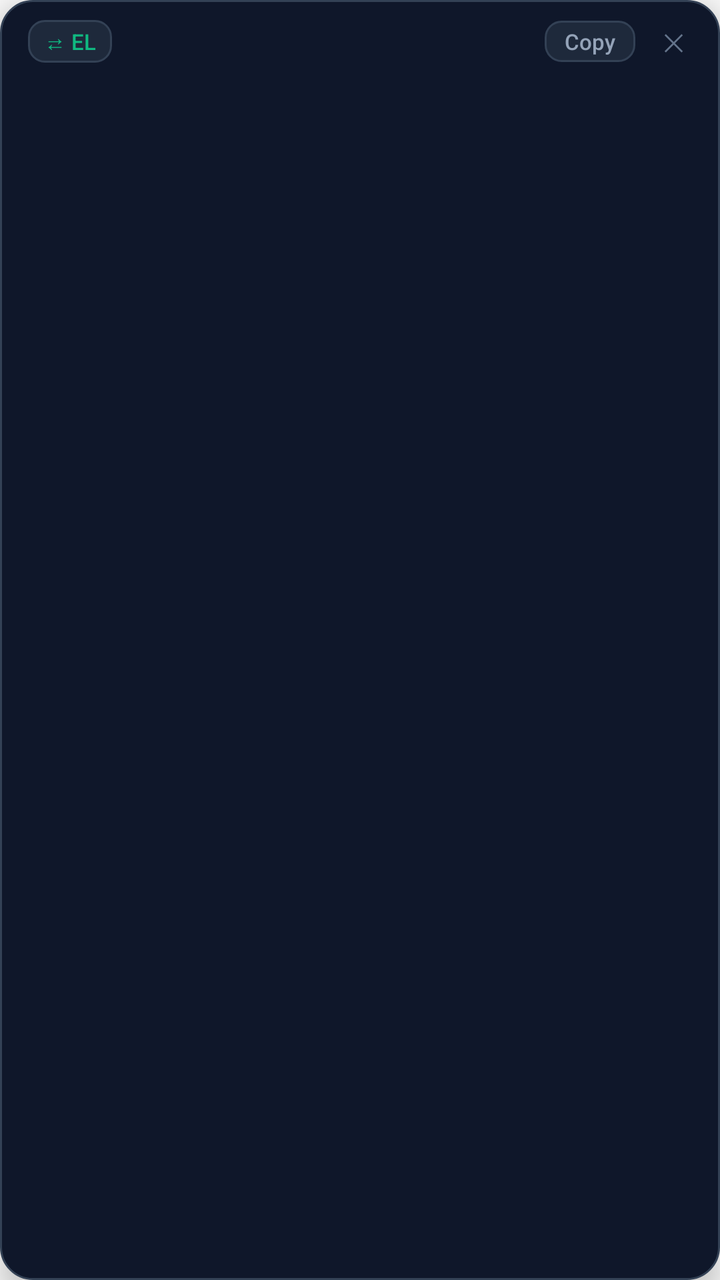
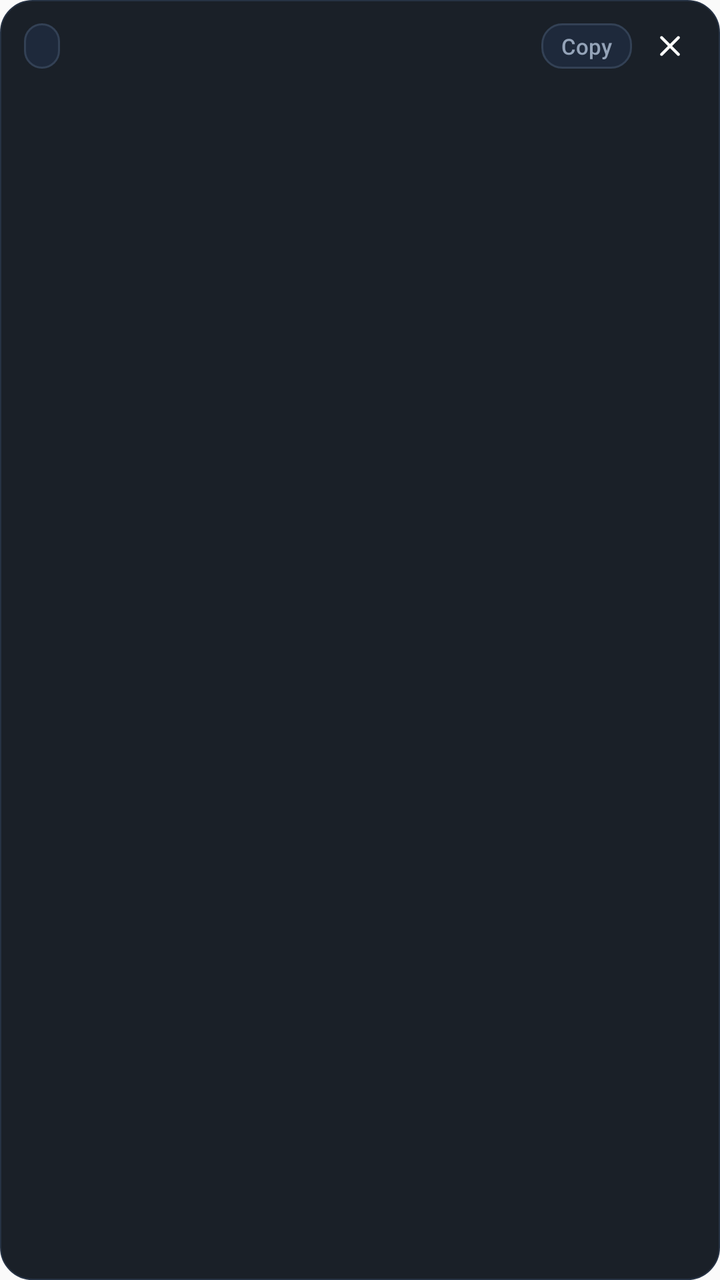

The first picture is an Android layout as it rendered before a commit; the second is the same layout after the commit. The layout source and the unified diff follow.
<!-- AndroidManifest.xml: application theme Theme.Translator -->
<!-- res/layout/single_message_pill_overlay.xml -->
<?xml version="1.0" encoding="utf-8"?>
<LinearLayout xmlns:android="http://schemas.android.com/apk/res/android"
    android:id="@+id/pill_root"
    android:layout_width="wrap_content"
    android:layout_height="wrap_content"
    android:background="@drawable/bg_draft_bubble"
    android:orientation="vertical"
    android:paddingStart="14dp"
    android:paddingEnd="12dp"
    android:paddingTop="10dp"
    android:paddingBottom="10dp"
    android:elevation="8dp">

    
    <LinearLayout
        android:layout_width="match_parent"
        android:layout_height="wrap_content"
        android:orientation="horizontal"
        android:gravity="center_vertical">

        <TextView
            android:id="@+id/pill_badge"
            android:layout_width="wrap_content"
            android:layout_height="wrap_content"
            android:background="@drawable/bg_draft_badge"
            android:contentDescription="@string/draft_switch_lang_desc"
            android:paddingStart="8dp"
            android:paddingEnd="8dp"
            android:paddingTop="3dp"
            android:paddingBottom="3dp"
            android:text="⇄ EL"
            android:textColor="#10B981"
            android:textSize="11sp"
            android:fontFamily="sans-serif-medium" />

        <View
            android:layout_width="0dp"
            android:layout_height="1dp"
            android:layout_weight="1" />

        <TextView
            android:id="@+id/pill_btn_peek"
            android:layout_width="wrap_content"
            android:layout_height="wrap_content"
            android:background="@drawable/bg_draft_badge"
            android:paddingStart="9dp"
            android:paddingEnd="9dp"
            android:paddingTop="3dp"
            android:paddingBottom="3dp"
            android:text="Original"
            android:textColor="#94A3B8"
            android:textSize="11sp"
            android:fontFamily="sans-serif-medium"
            android:layout_marginEnd="6dp"
            android:visibility="gone" />

        <TextView
            android:id="@+id/pill_btn_copy"
            android:layout_width="wrap_content"
            android:layout_height="wrap_content"
            android:background="@drawable/bg_draft_badge"
            android:paddingStart="10dp"
            android:paddingEnd="10dp"
            android:paddingTop="3dp"
            android:paddingBottom="3dp"
            android:text="Copy"
            android:textColor="#94A3B8"
            android:textSize="11sp"
            android:fontFamily="sans-serif-medium"
            android:layout_marginEnd="8dp" />

        <TextView
            android:id="@+id/pill_btn_close"
            android:layout_width="wrap_content"
            android:layout_height="wrap_content"
            android:paddingStart="6dp"
            android:paddingEnd="6dp"
            android:paddingTop="2dp"
            android:paddingBottom="2dp"
            android:text="✕"
            android:textColor="#64748B"
            android:textSize="12sp"
            android:fontFamily="sans-serif-medium" />
    </LinearLayout>

    
    <TextView
        android:id="@+id/pill_translated_text"
        android:layout_width="wrap_content"
        android:layout_height="wrap_content"
        android:layout_marginTop="6dp"
        android:textColor="#F8FAFC"
        android:textSize="14sp"
        android:fontFamily="sans-serif"
        android:lineSpacingExtra="2dp"
        android:maxLines="6"
        android:ellipsize="end" />
</LinearLayout>
<!-- resources referenced by this layout -->
<resources>
  <!-- drawable bg_draft_badge (drawable) -->
  <?xml version="1.0" encoding="utf-8"?>
  <shape xmlns:android="http://schemas.android.com/apk/res/android"
      android:shape="rectangle">
      <solid android:color="#1E293B" />
      <corners android:radius="8dp" />
      <stroke
          android:width="1dp"
          android:color="#334155" />
  </shape>
  <!-- drawable bg_draft_bubble (drawable) -->
  <?xml version="1.0" encoding="utf-8"?>
  <shape xmlns:android="http://schemas.android.com/apk/res/android"
      android:shape="rectangle">
      <solid android:color="#FF0F172A" />
      <corners android:radius="16dp" />
      <stroke
          android:width="1dp"
          android:color="#334155" />
  </shape>
  <string name="draft_switch_lang_desc">Switch translation language</string>
  <style name="Theme.Translator" parent="android:Theme.Material.Light.NoActionBar" />
</resources>

<!-- the commit's change to res/layout/single_message_pill_overlay.xml (unified diff, before → after) -->
@@ -3,15 +3,14 @@
     android:id="@+id/pill_root"
     android:layout_width="wrap_content"
     android:layout_height="wrap_content"
-    android:background="@drawable/bg_draft_bubble"
+    android:background="@drawable/bg_draft_bubble_dark"
     android:orientation="vertical"
-    android:paddingStart="14dp"
-    android:paddingEnd="12dp"
-    android:paddingTop="10dp"
+    android:paddingStart="12dp"
+    android:paddingEnd="10dp"
+    android:paddingTop="8dp"
     android:paddingBottom="10dp"
-    android:elevation="8dp">
+    android:elevation="10dp">
 
-    
     <LinearLayout
         android:layout_width="match_parent"
         android:layout_height="wrap_content"
@@ -22,14 +21,14 @@
             android:id="@+id/pill_badge"
             android:layout_width="wrap_content"
             android:layout_height="wrap_content"
-            android:background="@drawable/bg_draft_badge"
+            android:background="@drawable/bg_draft_badge_dark"
             android:contentDescription="@string/draft_switch_lang_desc"
-            android:paddingStart="8dp"
-            android:paddingEnd="8dp"
-            android:paddingTop="3dp"
-            android:paddingBottom="3dp"
-            android:text="⇄ EL"
-            android:textColor="#10B981"
+            android:paddingStart="9dp"
+            android:paddingEnd="9dp"
+            android:paddingTop="4dp"
+            android:paddingBottom="4dp"
+            android:letterSpacing="0.03"
+            android:textColor="#FF34D399"
             android:textSize="11sp"
             android:fontFamily="sans-serif-medium" />
 
@@ -42,13 +41,13 @@
             android:id="@+id/pill_btn_peek"
             android:layout_width="wrap_content"
             android:layout_height="wrap_content"
-            android:background="@drawable/bg_draft_badge"
+            android:background="@drawable/bg_draft_badge_dark"
             android:paddingStart="9dp"
             android:paddingEnd="9dp"
-            android:paddingTop="3dp"
-            android:paddingBottom="3dp"
-            android:text="Original"
-            android:textColor="#94A3B8"
+            android:paddingTop="4dp"
+            android:paddingBottom="4dp"
+            android:text="@string/pill_action_original"
+            android:textColor="#FF94A3B8"
             android:textSize="11sp"
             android:fontFamily="sans-serif-medium"
             android:layout_marginEnd="6dp"
@@ -58,41 +57,39 @@
             android:id="@+id/pill_btn_copy"
             android:layout_width="wrap_content"
             android:layout_height="wrap_content"
-            android:background="@drawable/bg_draft_badge"
+            android:background="@drawable/bg_draft_badge_dark"
             android:paddingStart="10dp"
             android:paddingEnd="10dp"
-            android:paddingTop="3dp"
-            android:paddingBottom="3dp"
-            android:text="Copy"
-            android:textColor="#94A3B8"
+            android:paddingTop="4dp"
+            android:paddingBottom="4dp"
+            android:text="@string/pill_action_copy"
+            android:textColor="#FF94A3B8"
             android:textSize="11sp"
             android:fontFamily="sans-serif-medium"
-            android:layout_marginEnd="8dp" />
+            android:layout_marginEnd="4dp" />
 
-        <TextView
+        <ImageView
             android:id="@+id/pill_btn_close"
-            android:layout_width="wrap_content"
-            android:layout_height="wrap_content"
-            android:paddingStart="6dp"
-            android:paddingEnd="6dp"
-            android:paddingTop="2dp"
-            android:paddingBottom="2dp"
-            android:text="✕"
-            android:textColor="#64748B"
-            android:textSize="12sp"
-            android:fontFamily="sans-serif-medium" />
+            android:layout_width="30dp"
+            android:layout_height="30dp"
+            android:padding="6dp"
+            android:scaleType="centerInside"
+            android:src="@drawable/ic_close"
+            android:background="@drawable/bg_draft_close_btn_dark"
+            android:contentDescription="@string/pill_close_desc" />
     </LinearLayout>
 
-    
     <TextView
         android:id="@+id/pill_translated_text"
         android:layout_width="wrap_content"
         android:layout_height="wrap_content"
-        android:layout_marginTop="6dp"
-        android:textColor="#F8FAFC"
+        android:layout_marginTop="7dp"
+        android:paddingStart="0dp"
+        android:paddingEnd="2dp"
+        android:textColor="#FFF8FAFC"
         android:textSize="14sp"
         android:fontFamily="sans-serif"
-        android:lineSpacingExtra="2dp"
+        android:lineSpacingMultiplier="1.12"
         android:maxLines="6"
         android:ellipsize="end" />
 </LinearLayout>
<!-- resource entries referenced after the edit -->
@@ -1,26 +1,53 @@
 <!-- resources referenced by this layout -->
 <resources>
-  <!-- drawable bg_draft_badge (drawable) -->
+  <!-- drawable bg_draft_badge_dark (drawable) -->
+  <?xml version="1.0" encoding="utf-8"?>
+  <ripple xmlns:android="http://schemas.android.com/apk/res/android"
+      android:color="#3334D399">
+      <item>
+          <shape android:shape="rectangle">
+              <solid android:color="#FF1E293B" />
+              <corners android:radius="10dp" />
+              <stroke
+                  android:width="1dp"
+                  android:color="#FF334155" />
+          </shape>
+      </item>
+  </ripple>
+  <!-- drawable bg_draft_bubble_dark (drawable) -->
   <?xml version="1.0" encoding="utf-8"?>
   <shape xmlns:android="http://schemas.android.com/apk/res/android"
       android:shape="rectangle">
-      <solid android:color="#1E293B" />
-      <corners android:radius="8dp" />
-      <stroke
-          android:width="1dp"
-          android:color="#334155" />
-  </shape>
-  <!-- drawable bg_draft_bubble (drawable) -->
-  <?xml version="1.0" encoding="utf-8"?>
-  <shape xmlns:android="http://schemas.android.com/apk/res/android"
-      android:shape="rectangle">
-      <solid android:color="#FF0F172A" />
+      <solid android:color="#F7131922" />
       <corners android:radius="16dp" />
       <stroke
-          android:width="1dp"
-          android:color="#334155" />
+          android:width="0.75dp"
+          android:color="#FF263244" />
   </shape>
+  <!-- drawable bg_draft_close_btn_dark (drawable) -->
+  <?xml version="1.0" encoding="utf-8"?>
+  <ripple xmlns:android="http://schemas.android.com/apk/res/android"
+      android:color="#3394A3B8">
+      <item android:id="@android:id/mask">
+          <shape android:shape="oval">
+              <solid android:color="#FFFFFFFF" />
+          </shape>
+      </item>
+  </ripple>
+  <!-- drawable ic_close (drawable) -->
+  <vector xmlns:android="http://schemas.android.com/apk/res/android"
+      android:width="18dp"
+      android:height="18dp"
+      android:viewportWidth="24"
+      android:viewportHeight="24">
+      <path
+          android:fillColor="#FFFFFFFF"
+          android:pathData="M18.3,5.71c-0.39,-0.39 -1.02,-0.39 -1.41,0L12,10.59L7.11,5.7c-0.39,-0.39 -1.02,-0.39 -1.41,0c-0.39,0.39 -0.39,1.02 0,1.41L10.59,12L5.7,16.89c-0.39,0.39 -0.39,1.02 0,1.41c0.39,0.39 1.02,0.39 1.41,0L12,13.41l4.89,4.89c0.39,0.39 1.02,0.39 1.41,0c0.39,-0.39 0.39,-1.02 0,-1.41L13.41,12l4.89,-4.89c0.38,-0.38 0.38,-1.02 0,-1.4z" />
+  </vector>
   <string name="draft_switch_lang_desc">Switch translation language</string>
+  <string name="pill_action_copy">Copy</string>
+  <string name="pill_action_original">Original</string>
+  <string name="pill_close_desc">Close translation</string>
   <style name="Theme.Translator" parent="android:Theme.Material.Light.NoActionBar" />
 </resources>
 
